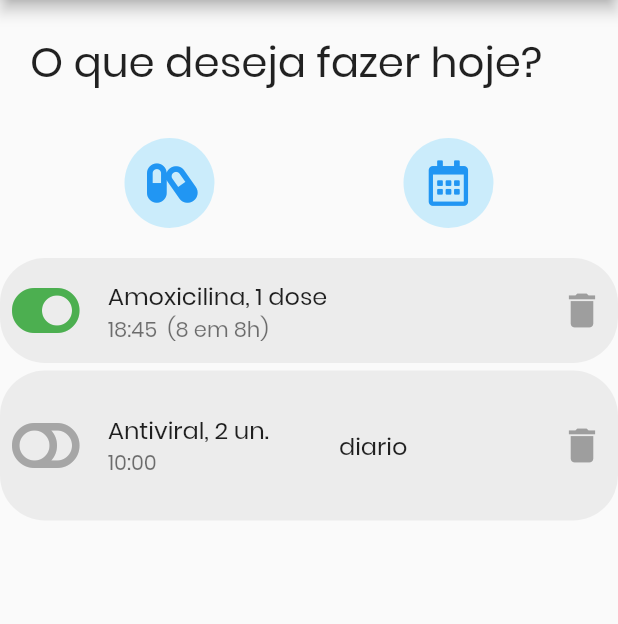
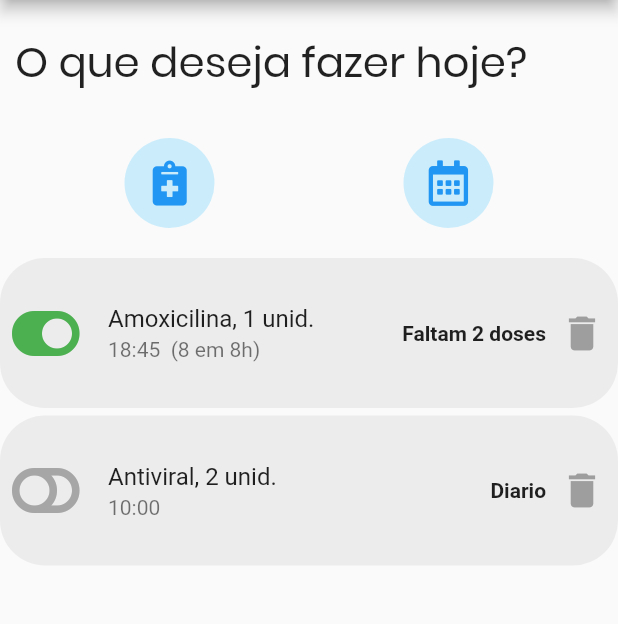
Before and after one commit to gussf/memory_pill, a Flutter app: the screen it shows after launch, on a phone screen of 412 x 824 dp, the part 84-708 px from its top. Run offline on Flutter 3.47's test engine with Material 2 defaults, Android fonts, the phone set to English and light mode, and no system bars; our stand-ins replace font_awesome_flutter.

Commit message:
Adding class design + updates

```diff
--- a/lib/main.dart
+++ b/lib/main.dart
@@ -8,7 +8,7 @@ class MyApp extends StatelessWidget {
   Widget build(BuildContext context) {
     return MaterialApp(
       theme: ThemeData(
-        fontFamily: 'Poppins',
+        fontFamily: 'Roboto',
         iconTheme: IconThemeData(color: Colors.blue),
       ),
       home: Scaffold(
@@ -24,7 +24,10 @@ class MyApp extends StatelessWidget {
                 ),
               ),
               Text('MemoryPill',
-                  style: TextStyle(fontSize: 22.00, color: Colors.grey)),
+                  style: TextStyle(
+                      fontSize: 22.00,
+                      color: Colors.grey,
+                      fontFamily: 'Poppins')),
             ],
           ),
           backgroundColor: Colors.white,
@@ -33,10 +36,10 @@ class MyApp extends StatelessWidget {
         body: ListView(
           children: <Widget>[
             Padding(
-              padding: EdgeInsets.only(top: 20.0, left: 20.0),
+              padding: EdgeInsets.only(top: 20.0, left: 10.0),
               child: Text(
                 'O que deseja fazer hoje?',
-                style: TextStyle(fontSize: 28.00),
+                style: TextStyle(fontSize: 28.00, fontFamily: 'Poppins'),
               ),
             ),
             SizedBox(height: 30.0),
@@ -52,7 +55,7 @@ class MyApp extends StatelessWidget {
                         color: Colors.lightBlueAccent.withOpacity(0.25),
                         borderRadius: BorderRadius.circular(30.0)),
                     child: IconButton(
-                      icon: Icon(FontAwesomeIcons.capsules),
+                      icon: Icon(FontAwesomeIcons.notesMedical),
                       iconSize: 30,
                       onPressed: () {},
                     ),
@@ -81,7 +84,7 @@ class MyApp extends StatelessWidget {
                       color: Colors.grey.withOpacity(0.15),
                       borderRadius: BorderRadius.circular(30),
                     ),
-                    height: 70.0,
+                    height: 100.0,
                     child: Row(
                       children: <Widget>[
                         IconButton(
@@ -90,12 +93,14 @@ class MyApp extends StatelessWidget {
                           iconSize: 40.0,
                           onPressed: () {},
                         ),
-                        Expanded(
+                        Flexible(
                           child: ListTile(
-                            title: Text('Amoxicilina, 1 dose'),
+
+                            title: Text('Amoxicilina, 1 unid.', softWrap: false),
                             subtitle: Text('18:45  (8 em 8h)'),
                           ),
                         ),
+                        Text('Faltam 2 doses', style: TextStyle(fontWeight: FontWeight.bold)),
                         IconButton(
                           icon: Icon(Icons.delete,
                               size: 30.0, color: Colors.grey),
@@ -121,15 +126,11 @@ class MyApp extends StatelessWidget {
                         ),
                         Flexible(
                           child: ListTile(
-                            title: Text('Antiviral, 2 un.'),
+                            title: Text('Antiviral, 2 unid.'),
                             subtitle: Text('10:00'),
                           ),
                         ),
-                        Flexible(
-                          child: ListTile(
-                            title: Text('diario'),
-                          ),
-                        ),
+                        Text('Diario', style: TextStyle(fontWeight: FontWeight.bold)),
                         IconButton(
                           icon: Icon(Icons.delete,
                               size: 30.0, color: Colors.grey),
--- a/pubspec.yaml
+++ b/pubspec.yaml
@@ -1,4 +1,4 @@
-name: testing
+name: memory_pill
 description: A new Flutter application.
 
 # The following defines the version and build number for your application.
```
Also changed, not shown: lib/model/dosage/dosage.dart (added, +8 -0 lines), lib/model/medicine/medicine_alarm.dart (added, +8 -0 lines), lib/model/medicine/medicine_model.dart (added, +8 -0 lines), 4 other files.
